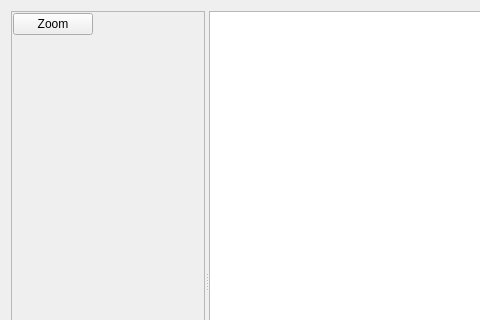
Old version of the form src/WhiskerToolbox/Media_Widget/Media_Widget.ui in the repository paulmthompson/WhiskerToolbox; both pictures show x 0 to 480 and y 0 to 320 of the 763 by 561 pixel window.
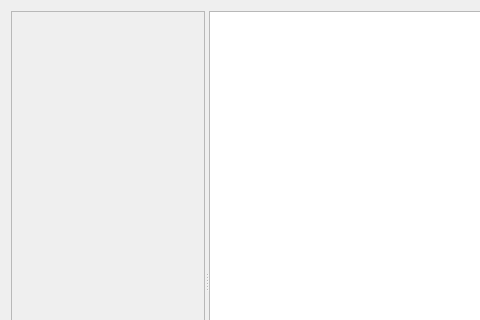
New version of the form. Custom widgets are drawn as their Qt base class.

Commit message: clang tidy fixes for media widget

```diff
--- a/src/WhiskerToolbox/Media_Widget/Media_Widget.ui
+++ b/src/WhiskerToolbox/Media_Widget/Media_Widget.ui
@@ -64,8 +64,8 @@
         <rect>
          <x>0</x>
          <y>0</y>
-         <width>180</width>
-         <height>524</height>
+         <width>192</width>
+         <height>541</height>
         </rect>
        </property>
        <property name="sizePolicy">
@@ -99,19 +99,6 @@
         <property name="bottomMargin">
          <number>1</number>
         </property>
-        <item>
-         <widget class="QPushButton" name="pushButton">
-          <property name="sizePolicy">
-           <sizepolicy hsizetype="Fixed" vsizetype="Fixed">
-            <horstretch>0</horstretch>
-            <verstretch>0</verstretch>
-           </sizepolicy>
-          </property>
-          <property name="text">
-           <string>Zoom</string>
-          </property>
-         </widget>
-        </item>
         <item>
          <widget class="Feature_Table_Widget" name="feature_table_widget" native="true">
           <property name="sizePolicy">
```
The commit also changes 6 other files.
